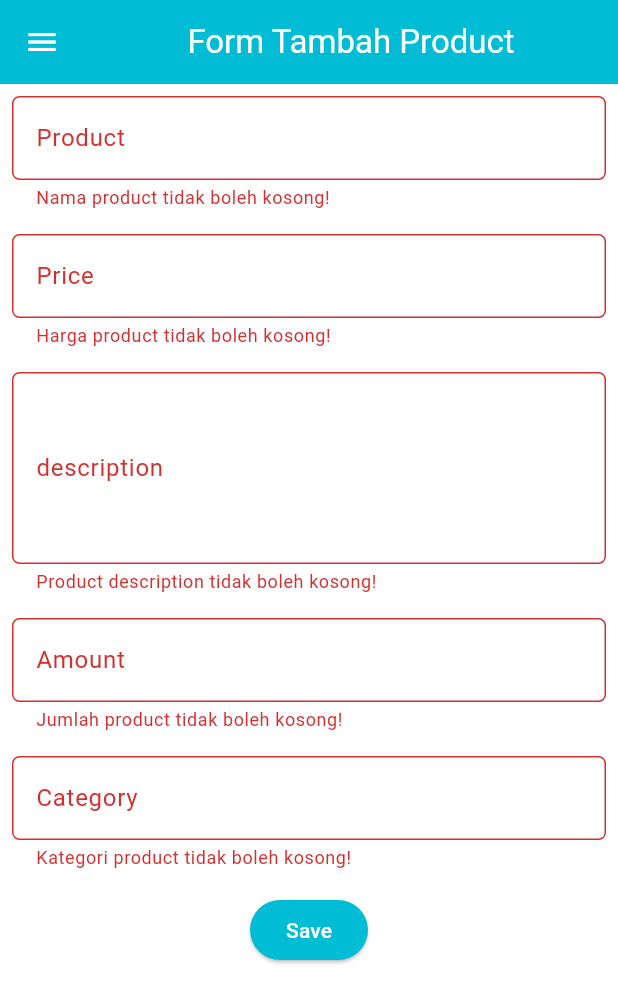
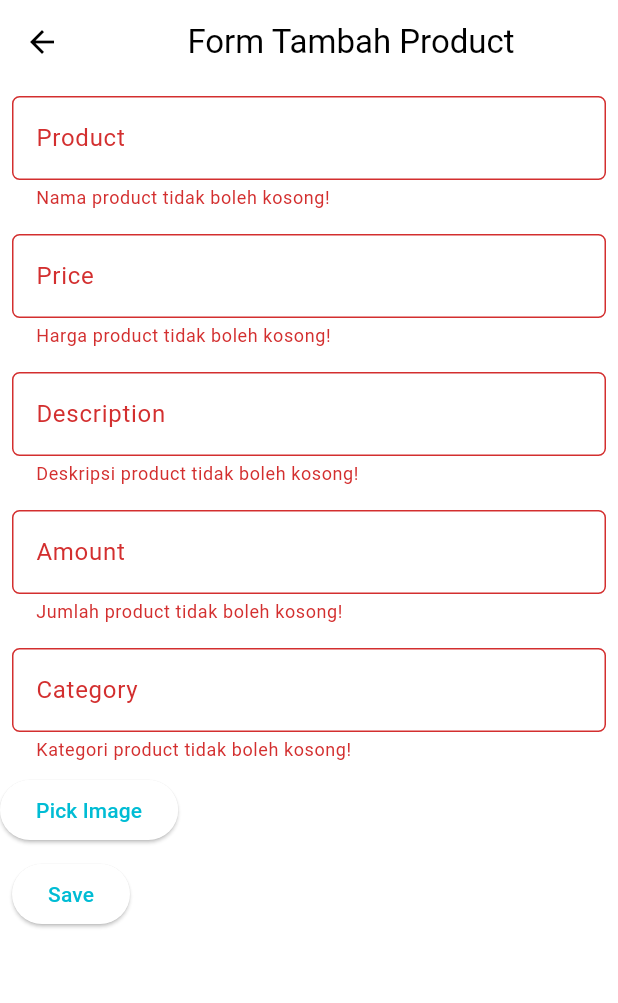
Before and after one commit to ThatTryHard/dodostore-mobile, a Flutter app: the ProductEntryFormPage screen opened directly, after a tap on "Save", on a phone screen of 412 x 824 dp. Shown: the top 1003 px of the screen. Run offline on Flutter 3.47's test engine with Material 3 defaults, Android fonts, the phone set to English and light mode, and no system bars; our stand-ins replace image_picker; missing offline and left inert: pbp_django_auth.

Commit message:
Fnished PBP

```diff
--- a/lib/main.dart
+++ b/lib/main.dart
@@ -2,7 +2,6 @@ import 'package:dodostore_mobile/screens/login.dart';
 import 'package:flutter/material.dart';
 import 'package:pbp_django_auth/pbp_django_auth.dart';
 import 'package:provider/provider.dart';
-
 
 void main() {
   runApp(MyApp());
--- a/lib/models/product_entry.dart
+++ b/lib/models/product_entry.dart
@@ -41,6 +41,7 @@ class Fields {
   String description;
   int stock;
   String category;
+  String? image;
 
   Fields({
     required this.user,
@@ -49,6 +50,7 @@ class Fields {
     required this.description,
     required this.stock,
     required this.category,
+    this.image,
   });
 
   factory Fields.fromJson(Map<String, dynamic> json) => Fields(
@@ -58,6 +60,7 @@ class Fields {
         description: json["description"],
         stock: json["stock"],
         category: json["category"],
+        image: json["image"],
       );
 
   Map<String, dynamic> toJson() => {
@@ -67,5 +70,6 @@ class Fields {
         "description": description,
         "stock": stock,
         "category": category,
+        "image": image,
       };
 }
--- a/lib/screens/product_list.dart
+++ b/lib/screens/product_list.dart
@@ -1,5 +1,6 @@
 import 'package:dodostore_mobile/models/product_entry.dart';
 import 'package:dodostore_mobile/screens/product_detail.dart';
+import 'package:dodostore_mobile/widgets/left_drawer.dart';
 import 'package:flutter/material.dart';
 import 'package:pbp_django_auth/pbp_django_auth.dart';
 import 'package:provider/provider.dart';
@@ -33,6 +34,7 @@ class _ProductPageState extends State<ProductPage> {
       appBar: AppBar(
         title: const Text('Product List'),
       ),
+      drawer: const LeftDrawer(),
       body: FutureBuilder(
         future: fetchProduct(request),
         builder: (context, AsyncSnapshot snapshot) {
--- a/lib/screens/productentry_form.dart
+++ b/lib/screens/productentry_form.dart
@@ -1,5 +1,11 @@
-import 'package:dodostore_mobile/widgets/left_drawer.dart';
+import 'dart:convert';
+import 'dart:io';
+
+import 'package:dodostore_mobile/screens/menu.dart';
 import 'package:flutter/material.dart';
+import 'package:image_picker/image_picker.dart';
+import 'package:pbp_django_auth/pbp_django_auth.dart';
+import 'package:provider/provider.dart';
 
 class ProductEntryFormPage extends StatefulWidget {
   const ProductEntryFormPage({super.key});
@@ -15,8 +21,24 @@ class _ProductEntryFormPageState extends State<ProductEntryFormPage> {
   int _price = 0;
   int _amount = 0;
   String _category = "";
+  File? _image;
+
+  // Function to pick an image
+  Future<void> pickImage() async {
+    final ImagePicker picker = ImagePicker();
+    final XFile? pickedFile =
+        await picker.pickImage(source: ImageSource.gallery);
+
+    if (pickedFile != null) {
+      setState(() {
+        _image = File(pickedFile.path);
+      });
+    }
+  }
+
   @override
   Widget build(BuildContext context) {
+    final request = context.watch<CookieRequest>();
     return Scaffold(
       appBar: AppBar(
         title: const Center(
@@ -24,17 +46,14 @@ class _ProductEntryFormPageState extends State<ProductEntryFormPage> {
             'Form Tambah Product',
           ),
         ),
-        backgroundColor: Theme.of(context).colorScheme.primary,
-        foregroundColor: Colors.white,
       ),
-      drawer: const LeftDrawer(),
-      // Tambahkan drawer yang sudah dibuat di sini
       body: Form(
         key: _formKey,
         child: SingleChildScrollView(
           child: Column(
             crossAxisAlignment: CrossAxisAlignment.start,
             children: [
+              // Product Name Field
               Padding(
                 padding: const EdgeInsets.all(8.0),
                 child: TextFormField(
@@ -45,12 +64,8 @@ class _ProductEntryFormPageState extends State<ProductEntryFormPage> {
                       borderRadius: BorderRadius.circular(5.0),
                     ),
                   ),
-                  onChanged: (String? value) {
-                    setState(() {
-                      _product = value!;
-                    });
-                  },
-                  validator: (String? value) {
+                  onChanged: (value) => _product = value,
+                  validator: (value) {
                     if (value == null || value.isEmpty) {
                       return "Nama product tidak boleh kosong!";
                     }
@@ -58,6 +73,7 @@ class _ProductEntryFormPageState extends State<ProductEntryFormPage> {
                   },
                 ),
               ),
+              // Price Field
               Padding(
                 padding: const EdgeInsets.all(8.0),
                 child: TextFormField(
@@ -68,12 +84,8 @@ class _ProductEntryFormPageState extends State<ProductEntryFormPage> {
                       borderRadius: BorderRadius.circular(5.0),
                     ),
                   ),
-                  onChanged: (String? value) {
-                    setState(() {
-                      _price = int.tryParse(value!) ?? 0;
-                    });
-                  },
-                  validator: (String? value) {
+                  onChanged: (value) => _price = int.tryParse(value!) ?? 0,
+                  validator: (value) {
                     if (value == null || value.isEmpty) {
                       return "Harga product tidak boleh kosong!";
                     }
@@ -84,32 +96,27 @@ class _ProductEntryFormPageState extends State<ProductEntryFormPage> {
                   },
                 ),
               ),
+              // Description Field
               Padding(
                 padding: const EdgeInsets.all(8.0),
                 child: TextFormField(
-                  minLines: 4,
-                  keyboardType: TextInputType.multiline,
-                  maxLines: null,
                   decoration: InputDecoration(
-                    hintText: "description",
-                    labelText: "description",
+                    hintText: "Description",
+                    labelText: "Description",
                     border: OutlineInputBorder(
                       borderRadius: BorderRadius.circular(5.0),
                     ),
                   ),
-                  onChanged: (String? value) {
-                    setState(() {
-                      _description = value!;
-                    });
-                  },
-                  validator: (String? value) {
+                  onChanged: (value) => _description = value,
+                  validator: (value) {
                     if (value == null || value.isEmpty) {
-                      return "Product description tidak boleh kosong!";
+                      return "Deskripsi product tidak boleh kosong!";
                     }
                     return null;
                   },
                 ),
               ),
+              // Stock Field
               Padding(
                 padding: const EdgeInsets.all(8.0),
                 child: TextFormField(
@@ -120,38 +127,28 @@ class _ProductEntryFormPageState extends State<ProductEntryFormPage> {
                       borderRadius: BorderRadius.circular(5.0),
                     ),
                   ),
-                  onChanged: (String? value) {
-                    setState(() {
-                      _amount = int.tryParse(value!) ?? 0;
-                    });
-                  },
-                  validator: (String? value) {
+                  onChanged: (value) => _amount = int.tryParse(value!) ?? 0,
+                  validator: (value) {
                     if (value == null || value.isEmpty) {
                       return "Jumlah product tidak boleh kosong!";
-                    }
-                    if (int.tryParse(value) == null) {
-                      return "Jumlah product harus berupa angka!";
                     }
                     return null;
                   },
                 ),
               ),
+              // Category Field
               Padding(
                 padding: const EdgeInsets.all(8.0),
                 child: TextFormField(
                   decoration: InputDecoration(
-                    hintText: "category",
+                    hintText: "Category",
                     labelText: "Category",
                     border: OutlineInputBorder(
                       borderRadius: BorderRadius.circular(5.0),
                     ),
                   ),
-                  onChanged: (String? value) {
-                    setState(() {
-                      _category = value!;
-                    });
-                  },
-                  validator: (String? value) {
+                  onChanged: (value) => _category = value,
+                  validator: (value) {
                     if (value == null || value.isEmpty) {
                       return "Kategori product tidak boleh kosong!";
                     }
@@ -159,53 +156,50 @@ class _ProductEntryFormPageState extends State<ProductEntryFormPage> {
                   },
                 ),
               ),
-              Align(
-                alignment: Alignment.bottomCenter,
-                child: Padding(
+              // Image Picker
+              ElevatedButton(
+                onPressed: pickImage,
+                child: const Text("Pick Image"),
+              ),
+              // Submit Button
+              Padding(
                 padding: const EdgeInsets.all(8.0),
                 child: ElevatedButton(
-                    style: ButtonStyle(
-                      backgroundColor: WidgetStateProperty.all(
-                          Theme.of(context).colorScheme.primary),
-                    ),
-                    onPressed: () {
+                  onPressed: () async {
                     if (_formKey.currentState!.validate()) {
-                        showDialog(
-                          context: context,
-                          builder: (context) {
-                            return AlertDialog(
-                              title: const Text('Mood berhasil tersimpan'),
-                              content: SingleChildScrollView(
-                                child: Column(
-                                  crossAxisAlignment: CrossAxisAlignment.start,
-                                  children: [
-                                    Text('Product: $_product'),
-                                    Text('Price: Rp. $_price'),
-                                    Text('Description: $_description'),
-                                    Text('Amount: $_amount pcs'),
-                                    Text('Category: $_category'),
-                                  ],
-                                ),
-                              ),
-                              actions: [
-                                TextButton(
-                                  child: const Text('OK'),
-                                  onPressed: () {
-                                    Navigator.pop(context);
-                                    _formKey.currentState!.reset();
-                                  },
-                                ),
-                              ],
+                      final response = await request.postJson(
+                        'http://127.0.0.1:8000/create-product-flutter/',
+                        jsonEncode(<String, String>{
+                          'name': _product,
+                          'price': _price.toString(),
+                          'description': _description,
+                          'stock': _amount.toString(),
+                          'category': _category,
+                          'image': _image.toString(),
+                        }),
                       );
-                          },
+                      if (context.mounted) {
+                        if (response['status'] == 'success') {
+                          ScaffoldMessenger.of(context)
+                              .showSnackBar(const SnackBar(
+                            content: Text("Product successfully saved!"),
+                          ));
+                          Navigator.pushReplacement(
+                            context,
+                            MaterialPageRoute(
+                                builder: (context) => MyHomePage()),
                           );
+                        } else {
+                          ScaffoldMessenger.of(context)
+                              .showSnackBar(const SnackBar(
+                            content:
+                                Text("An error occurred, please try again"),
+                          ));
+                        }
+                      }
                     }
                   },
-                    child: const Text(
-                      "Save",
-                      style: TextStyle(color: Colors.white),
-                    ),
-                  ),
+                  child: const Text("Save"),
                 ),
               ),
             ],
--- a/lib/widgets/product_card.dart
+++ b/lib/widgets/product_card.dart
@@ -37,7 +37,7 @@ class ItemCard extends StatelessWidget {
                 builder: (context) => const ProductEntryFormPage(),
               ),
             );
-          } else if (item.name == "View Product List") {
+          } else if (item.name == "Lihat Product") {
             Navigator.push(
               context,
               MaterialPageRoute(builder: (context) => const ProductPage()),
```
Lines whose indentation alone changed are shown as unchanged.
